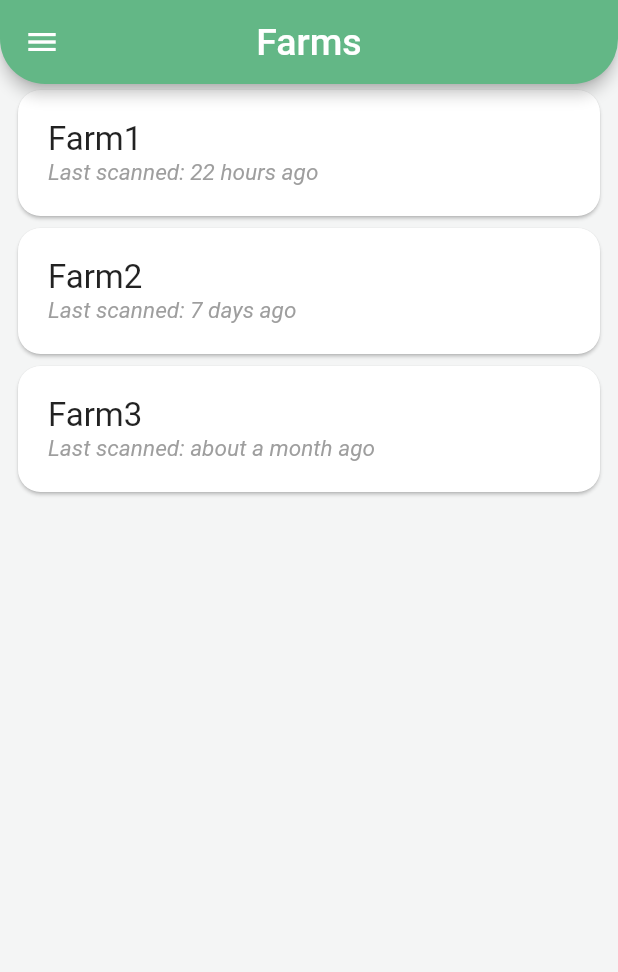
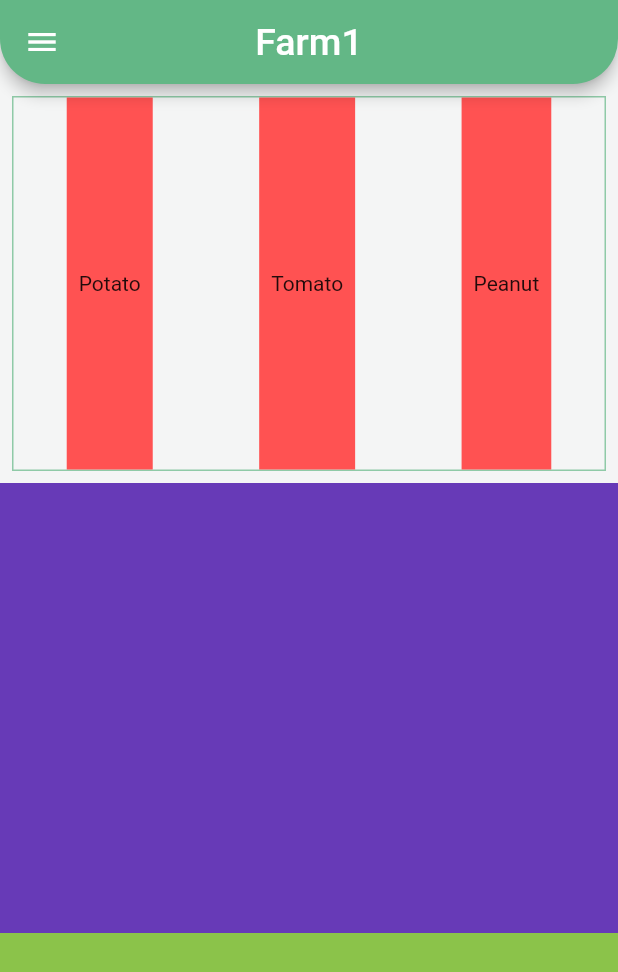
Before and after one commit to DusanTodorovic5/DemeterHuawei, a Flutter app: the screen it shows after launch, after a tap on "Farm1", on a phone screen of 412 x 824 dp. Shown: the top 972 px of the screen. Run offline on Flutter 3.47's test engine with Material 2 defaults, Android fonts, the phone set to English and light mode, and no system bars; our stand-ins replace timeago; missing offline and left inert: dart:ffi.

Commit message:
feat: add basic farm view and data

```diff
--- a/assets/farms.json
+++ b/assets/farms.json
@@ -2,16 +2,41 @@
     {
         "name":"Farm1",
         "last_scanned": 1676723875,
-        "layout": {}
+        "layout": [
+            {
+                "plant_info": {
+                    "name": "Potato",
+                    "latin_name": "Solanum tuberosum",
+                    "amount": 12
+                },
+                "last_watered": 1676723875
+            },
+            {
+                "plant_info": {
+                    "name": "Tomato",
+                    "latin_name": "Solanum lycopersicum",
+                    "amount": 18
+                },
+                "last_watered": 1676723875
+            },
+            {
+                "plant_info": {
+                    "name": "Peanut",
+                    "latin_name": "Arachis hypogaea",
+                    "amount": 12
+                },
+                "last_watered": 1676723875
+            }
+        ]
     },
     {
         "name":"Farm2",
         "last_scanned": 1676205475,
-        "layout": {}
+        "layout": []
     },
     {
         "name":"Farm3",
         "last_scanned": 1673527075,
-        "layout": {}
+        "layout": []
     }
 ]
--- a/lib/classes/farm.dart
+++ b/lib/classes/farm.dart
@@ -1,17 +1,19 @@
+import 'dart:ffi';
+
 import 'package:timeago/timeago.dart' as timeago;
 import 'package:demeter_huawei/classes/layout_farm.dart';
 
 class Farm {
   String name;
   int lastScanned;
-  FarmLayout layout;
+  List<FarmLayout> layout;
 
   Farm({required this.name, required this.lastScanned, required this.layout});
 
   Farm.fromJson(Map<String, dynamic> json)
       : name = json["name"],
         lastScanned = json["last_scanned"],
-        layout = FarmLayout(); //json["layout"];
+        layout = [for (dynamic x in json["layout"]) FarmLayout.fromJson(x)]; //json["layout"];
 
   Map<String, dynamic> toJson() => {
         "name": name,
--- a/lib/classes/layout_farm.dart
+++ b/lib/classes/layout_farm.dart
@@ -1 +1,10 @@
-class FarmLayout {}
+class FarmLayout {
+  Map<String, dynamic> plantInfo = {};
+  int lastWatered = 0;
+
+  FarmLayout.fromJson(Map<String, dynamic> json)
+  {
+    plantInfo = json["plant_info"];
+    lastWatered = json["last_watered"];
+  }
+}
--- a/lib/main.dart
+++ b/lib/main.dart
@@ -1,4 +1,5 @@
 import 'package:demeter_huawei/pages/drones_list.dart';
+import 'package:demeter_huawei/pages/farm_page.dart';
 import 'package:demeter_huawei/pages/farms_list.dart';
 import 'package:demeter_huawei/pages/logs_page.dart';
 import 'package:demeter_huawei/pages/preferences_page.dart';
@@ -59,6 +60,7 @@ class MyApp extends StatelessWidget {
         '/Weather': (context) => const WeatherPage(),
         '/Preferences': (context) => const PreferencesPage(),
         '/Drones': (context) => const DronesListPage(),
+        '/Farm': (context) => const FarmPage(),
       },
     );
   }
--- /dev/null
+++ b/lib/pages/farm_page.dart
@@ -0,0 +1,84 @@
+import 'package:demeter_huawei/classes/layout_farm.dart';
+import 'package:demeter_huawei/widgets/drawer_widget.dart';
+import 'package:flutter/material.dart';
+
+import '../main.dart';
+import '../classes/farm.dart';
+import '../widgets/app_bar.dart';
+
+class FarmPage extends StatefulWidget {
+  const FarmPage({Key? key}) : super(key: key);
+
+  @override
+  State<FarmPage> createState() => _FarmPageState();
+}
+
+class _FarmPageState extends State<FarmPage> {
+  int activeIndex = -1;
+
+  @override
+  Widget build(BuildContext context) {
+    final Farm farm = ModalRoute.of(context)?.settings.arguments as Farm;
+    return Scaffold(
+      drawer: Drawer(
+        child: DrawerWidget(),
+      ),
+      appBar: CustomAppBar(text: farm.name),
+      body: ListView(
+        children: [
+          Padding(
+            padding: const EdgeInsets.all(8.0),
+            child: Container(
+              decoration: BoxDecoration(
+                border: Border.all(color: color[700]!),
+              ),
+              width: double.infinity,
+              height: 250.0,
+              child: Row(
+                mainAxisAlignment: MainAxisAlignment.spaceAround,
+                crossAxisAlignment: CrossAxisAlignment.center,
+                children: farm.layout.map<Widget>((FarmLayout layout) {
+                  int currentIndex = farm.layout.indexOf(layout);
+                  return GestureDetector(
+                    onTap: () {
+                      print('Clicked on ' + layout.plantInfo["name"]);
+                      setState(() {
+                        activeIndex = currentIndex;
+                      });
+                    },
+                    child: Container(
+                      padding: EdgeInsets.symmetric(horizontal: 8.0),
+                      height: double.infinity,
+                      decoration: BoxDecoration(
+                        color: currentIndex == activeIndex ? Colors.greenAccent : Colors.redAccent,
+                      ),
+                      child: Center(
+                        child: Text(layout.plantInfo["name"]),
+                      )
+                    )
+                  );
+                }).toList(),
+              ),
+            ),
+          ),
+          Container(
+            decoration: BoxDecoration(
+              color: Colors.deepPurple,
+            ),
+            width: double.infinity,
+            height: 300.0,
+          ),
+          Container(
+            decoration: BoxDecoration(
+              color: Colors.lightGreen,
+            ),
+            width: double.infinity,
+            height: 300.0,
+          ),
+        ],
+        // crossAxisAlignment: CrossAxisAlignment.center,
+        // mainAxisAlignment: MainAxisAlignment.spaceAround,
+      ),
+    );
+  }
+}
--- a/lib/pages/farms_list.dart
+++ b/lib/pages/farms_list.dart
@@ -76,7 +76,7 @@ class _FarmsListPageState extends State<FarmsListPage> {
       padding: const EdgeInsets.only(left: 8.0, right: 8.0),
       child: InkWell(
         onTap: () {
-          // OPEN FARM PAGE
+          Navigator.pushNamed(context, "/Farm", arguments: farm);
         },
         customBorder: RoundedRectangleBorder(
           borderRadius: BorderRadius.circular(15.0),
```
